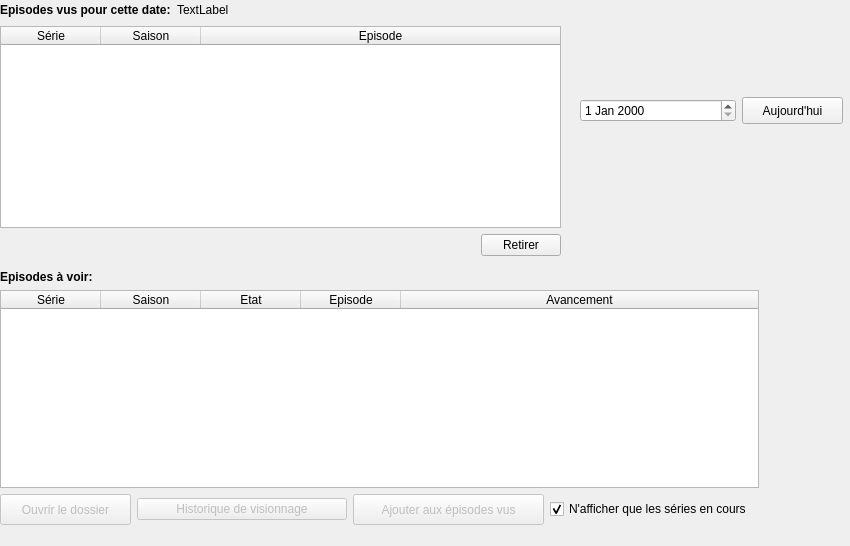
This is src/ui/planning_tab.ui in seigneurfuo/MyAnimeManager3 as Qt 5 draws it before an edit. The edited form follows.
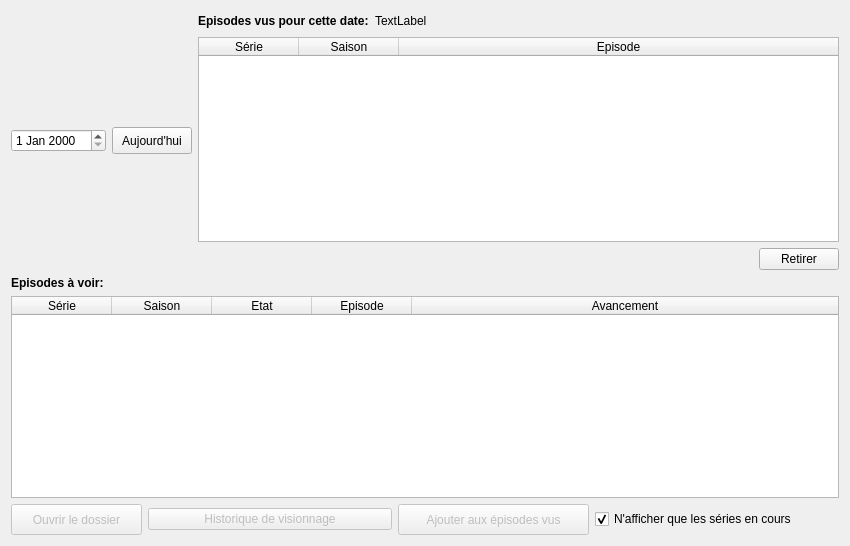
This is the edited form. Icons and pictures are not drawn.

Commit message: Corrections sur le planning + diverses (histoire d'etre à peut pret à jour sur Git)

What changed in the file:
```diff
--- a/src/ui/planning_tab.ui
+++ b/src/ui/planning_tab.ui
@@ -13,187 +13,8 @@
   <property name="windowTitle">
    <string>Form</string>
   </property>
-  <widget class="QWidget" name="layoutWidget_2">
-   <property name="geometry">
-    <rect>
-     <x>0</x>
-     <y>270</y>
-     <width>759</width>
-     <height>255</height>
-    </rect>
-   </property>
-   <layout class="QVBoxLayout" name="verticalLayout_16">
-    <item>
-     <widget class="QLabel" name="label_80">
-      <property name="font">
-       <font>
-        <weight>75</weight>
-        <bold>true</bold>
-       </font>
-      </property>
-      <property name="text">
-       <string>Episodes à voir:</string>
-      </property>
-     </widget>
-    </item>
-    <item>
-     <widget class="QTableWidget" name="tableWidget_6">
-      <property name="minimumSize">
-       <size>
-        <width>497</width>
-        <height>164</height>
-       </size>
-      </property>
-      <property name="font">
-       <font>
-        <weight>50</weight>
-        <bold>false</bold>
-       </font>
-      </property>
-      <property name="layoutDirection">
-       <enum>Qt::LeftToRight</enum>
-      </property>
-      <property name="editTriggers">
-       <set>QAbstractItemView::NoEditTriggers</set>
-      </property>
-      <property name="selectionMode">
-       <enum>QAbstractItemView::SingleSelection</enum>
-      </property>
-      <property name="selectionBehavior">
-       <enum>QAbstractItemView::SelectRows</enum>
-      </property>
-      <attribute name="horizontalHeaderStretchLastSection">
-       <bool>true</bool>
-      </attribute>
-      <attribute name="verticalHeaderVisible">
-       <bool>false</bool>
-      </attribute>
-      <attribute name="verticalHeaderDefaultSectionSize">
-       <number>20</number>
-      </attribute>
-      <attribute name="verticalHeaderMinimumSectionSize">
-       <number>20</number>
-      </attribute>
-      <attribute name="verticalHeaderStretchLastSection">
-       <bool>false</bool>
-      </attribute>
-      <column>
-       <property name="text">
-        <string>Série</string>
-       </property>
-      </column>
-      <column>
-       <property name="text">
-        <string>Saison</string>
-       </property>
-      </column>
-      <column>
-       <property name="text">
-        <string>Etat</string>
-       </property>
-      </column>
-      <column>
-       <property name="text">
-        <string>Episode</string>
-       </property>
-      </column>
-      <column>
-       <property name="text">
-        <string>Avancement</string>
-       </property>
-      </column>
-     </widget>
-    </item>
-    <item>
-     <layout class="QHBoxLayout" name="horizontalLayout_43">
-      <item>
-       <widget class="QPushButton" name="open_folder_button">
-        <property name="enabled">
-         <bool>false</bool>
-        </property>
-        <property name="minimumSize">
-         <size>
-          <width>131</width>
-          <height>31</height>
-         </size>
-        </property>
-        <property name="maximumSize">
-         <size>
-          <width>131</width>
-          <height>31</height>
-         </size>
-        </property>
-        <property name="toolTip">
-         <string>Ouvre le dossier de la série (si celui-ci à été défini)</string>
-        </property>
-        <property name="text">
-         <string>Ouvrir le dossier</string>
-        </property>
-        <property name="icon">
-         <iconset>
-          <normaloff>../../../MyAnimeManager 2/ressources/icons/folder-2.ico</normaloff>../../../MyAnimeManager 2/ressources/icons/folder-2.ico</iconset>
-        </property>
-       </widget>
-      </item>
-      <item>
-       <widget class="QPushButton" name="show_view_history_button">
-        <property name="enabled">
-         <bool>false</bool>
-        </property>
-        <property name="text">
-         <string>Historique de visionnage</string>
-        </property>
-       </widget>
-      </item>
-      <item>
-       <widget class="QPushButton" name="add_to_watched_list_button">
-        <property name="enabled">
-         <bool>false</bool>
-        </property>
-        <property name="minimumSize">
-         <size>
-          <width>191</width>
-          <height>31</height>
-         </size>
-        </property>
-        <property name="maximumSize">
-         <size>
-          <width>191</width>
-          <height>31</height>
-         </size>
-        </property>
-        <property name="text">
-         <string>Ajouter aux épisodes vus</string>
-        </property>
-        <property name="icon">
-         <iconset>
-          <normaloff>../../../MyAnimeManager 2/ressources/icons/edit-add-4.ico</normaloff>../../../MyAnimeManager 2/ressources/icons/edit-add-4.ico</iconset>
-        </property>
-       </widget>
-      </item>
-      <item>
-       <widget class="QCheckBox" name="checkBox_4">
-        <property name="text">
-         <string>N'afficher que les séries en cours</string>
-        </property>
-        <property name="checked">
-         <bool>true</bool>
-        </property>
-       </widget>
-      </item>
-     </layout>
-    </item>
-   </layout>
-  </widget>
-  <widget class="QWidget" name="layoutWidget_3">
-   <property name="geometry">
-    <rect>
-     <x>0</x>
-     <y>0</y>
-     <width>561</width>
-     <height>256</height>
-    </rect>
-   </property>
+  <layout class="QGridLayout" name="gridLayout">
+   <item row="0" column="1">
    <layout class="QVBoxLayout" name="verticalLayout_17">
     <item>
      <layout class="QHBoxLayout" name="horizontalLayout_44">
@@ -346,16 +167,8 @@
      </layout>
     </item>
    </layout>
-  </widget>
-  <widget class="QWidget" name="verticalLayoutWidget">
-   <property name="geometry">
-    <rect>
-     <x>580</x>
-     <y>10</y>
-     <width>263</width>
-     <height>201</height>
-    </rect>
-   </property>
+   </item>
+   <item row="0" column="0">
    <layout class="QVBoxLayout" name="verticalLayout">
     <item>
      <layout class="QHBoxLayout" name="horizontalLayout">
@@ -382,7 +195,172 @@
      </layout>
     </item>
    </layout>
-  </widget>
+   </item>
+   <item row="1" column="0" colspan="2">
+    <layout class="QVBoxLayout" name="verticalLayout_16">
+     <item>
+      <widget class="QLabel" name="label_80">
+       <property name="font">
+        <font>
+         <weight>75</weight>
+         <bold>true</bold>
+        </font>
+       </property>
+       <property name="text">
+        <string>Episodes à voir:</string>
+       </property>
+      </widget>
+     </item>
+     <item>
+      <widget class="QTableWidget" name="tableWidget_6">
+       <property name="minimumSize">
+        <size>
+         <width>497</width>
+         <height>164</height>
+        </size>
+       </property>
+       <property name="font">
+        <font>
+         <weight>50</weight>
+         <bold>false</bold>
+        </font>
+       </property>
+       <property name="layoutDirection">
+        <enum>Qt::LeftToRight</enum>
+       </property>
+       <property name="editTriggers">
+        <set>QAbstractItemView::NoEditTriggers</set>
+       </property>
+       <property name="selectionMode">
+        <enum>QAbstractItemView::SingleSelection</enum>
+       </property>
+       <property name="selectionBehavior">
+        <enum>QAbstractItemView::SelectRows</enum>
+       </property>
+       <attribute name="horizontalHeaderStretchLastSection">
+        <bool>true</bool>
+       </attribute>
+       <attribute name="verticalHeaderVisible">
+        <bool>false</bool>
+       </attribute>
+       <attribute name="verticalHeaderMinimumSectionSize">
+        <number>20</number>
+       </attribute>
+       <attribute name="verticalHeaderDefaultSectionSize">
+        <number>20</number>
+       </attribute>
+       <attribute name="verticalHeaderStretchLastSection">
+        <bool>false</bool>
+       </attribute>
+       <column>
+        <property name="text">
+         <string>Série</string>
+        </property>
+       </column>
+       <column>
+        <property name="text">
+         <string>Saison</string>
+        </property>
+       </column>
+       <column>
+        <property name="text">
+         <string>Etat</string>
+        </property>
+       </column>
+       <column>
+        <property name="text">
+         <string>Episode</string>
+        </property>
+       </column>
+       <column>
+        <property name="text">
+         <string>Avancement</string>
+        </property>
+       </column>
+      </widget>
+     </item>
+     <item>
+      <layout class="QHBoxLayout" name="horizontalLayout_43">
+       <item>
+        <widget class="QPushButton" name="open_folder_button">
+         <property name="enabled">
+          <bool>false</bool>
+         </property>
+         <property name="minimumSize">
+          <size>
+           <width>131</width>
+           <height>31</height>
+          </size>
+         </property>
+         <property name="maximumSize">
+          <size>
+           <width>131</width>
+           <height>31</height>
+          </size>
+         </property>
+         <property name="toolTip">
+          <string>Ouvre le dossier de la série (si celui-ci à été défini)</string>
+         </property>
+         <property name="text">
+          <string>Ouvrir le dossier</string>
+         </property>
+         <property name="icon">
+          <iconset>
+           <normaloff>../../../MyAnimeManager 2/ressources/icons/folder-2.ico</normaloff>../../../MyAnimeManager 2/ressources/icons/folder-2.ico</iconset>
+         </property>
+        </widget>
+       </item>
+       <item>
+        <widget class="QPushButton" name="show_view_history_button">
+         <property name="enabled">
+          <bool>false</bool>
+         </property>
+         <property name="text">
+          <string>Historique de visionnage</string>
+         </property>
+        </widget>
+       </item>
+       <item>
+        <widget class="QPushButton" name="add_to_watched_list_button">
+         <property name="enabled">
+          <bool>false</bool>
+         </property>
+         <property name="minimumSize">
+          <size>
+           <width>191</width>
+           <height>31</height>
+          </size>
+         </property>
+         <property name="maximumSize">
+          <size>
+           <width>191</width>
+           <height>31</height>
+          </size>
+         </property>
+         <property name="text">
+          <string>Ajouter aux épisodes vus</string>
+         </property>
+         <property name="icon">
+          <iconset>
+           <normaloff>../../../MyAnimeManager 2/ressources/icons/edit-add-4.ico</normaloff>../../../MyAnimeManager 2/ressources/icons/edit-add-4.ico</iconset>
+         </property>
+        </widget>
+       </item>
+       <item>
+        <widget class="QCheckBox" name="checkBox_4">
+         <property name="text">
+          <string>N'afficher que les séries en cours</string>
+         </property>
+         <property name="checked">
+          <bool>true</bool>
+         </property>
+        </widget>
+       </item>
+      </layout>
+     </item>
+    </layout>
+   </item>
+  </layout>
  </widget>
  <resources/>
  <connections/>
```
Left out of the diff: 4 changed lines with no effect on the pictures. Lines whose indentation alone changed are shown as unchanged. The commit also changes 4 other files.
